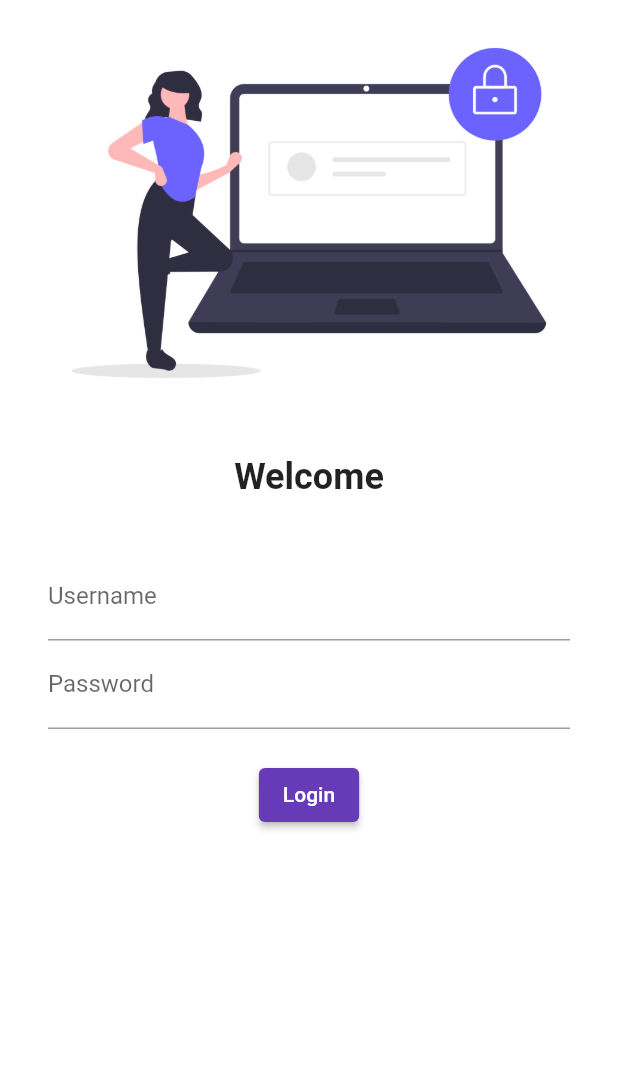
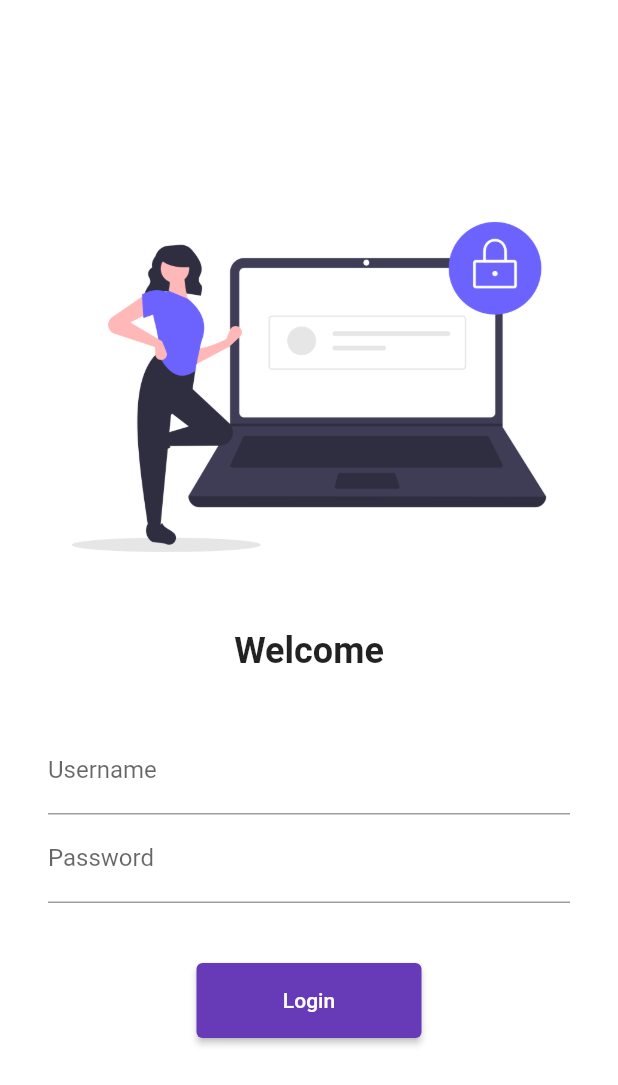
Before and after one commit to Amit1210/flutter-app-trial, a Flutter app: the screen it shows after launch, on a phone screen of 412 x 824 dp. Shown: the top 1085 px of the screen. Run offline on Flutter 3.47's test engine with Material 2 defaults, Android fonts, the phone set to English and light mode, and no system bars.

Commit message:
chapter 3 completed

```diff
--- a/lib/main.dart
+++ b/lib/main.dart
@@ -1,6 +1,7 @@
 import 'package:flutter/material.dart';
 import 'package:flutter_application_trial/pages/home_page.dart';
 import 'package:flutter_application_trial/pages/login_page.dart';
+import 'package:flutter_application_trial/utils/routes.dart';
 
 void main() {
   runApp(const MyTestApp());
@@ -18,8 +19,8 @@
       initialRoute: "/",
       routes: {
         "/": (context) => const LoginPage(),
-        "/home": (context) => const HomePage(),
-        "/login": ((context) => const LoginPage())
+        MyRoutes.homeRoute: (context) => const HomePage(),
+        MyRoutes.loginRoute: ((context) => const LoginPage())
       },
     );
   }
--- a/lib/pages/login_page.dart
+++ b/lib/pages/login_page.dart
@@ -1,4 +1,5 @@
 import 'package:flutter/material.dart';
+import 'package:flutter_application_trial/utils/routes.dart';
 
 class LoginPage extends StatelessWidget {
   const LoginPage({super.key});
@@ -7,6 +8,7 @@
     return Material(
         color: Colors.white,
         child: Center(
+            child: SingleChildScrollView(
           child: Column(
             children: [
               Image.asset(
@@ -27,7 +29,8 @@
                 height: 20.0,
               ),
               Padding(
-              padding: const EdgeInsets.symmetric(vertical: 16, horizontal: 32),
+                padding:
+                    const EdgeInsets.symmetric(vertical: 16, horizontal: 32),
                 child: Column(
                   children: [
                     TextFormField(
@@ -44,18 +47,20 @@
                       ),
                     ),
                     const SizedBox(
-                    height: 20.0,
+                      height: 40.0,
                     ),
                     ElevatedButton(
                         onPressed: () {
-                      print("WOW");
+                          Navigator.pushNamed(context, MyRoutes.homeRoute);
                         },
-                    child: const Text("Login"),
-                  )
+                        style: TextButton.styleFrom(
+                            minimumSize: const Size(150, 50)),
+                        child: const Text("Login"))
                   ],
                 ),
               )
             ],
+          ),
         )));
   }
 }
--- /dev/null
+++ b/lib/utils/routes.dart
@@ -0,0 +1,4 @@
+class MyRoutes {
+  static String loginRoute = "/login";
+  static String homeRoute = "/home";
+}
```
Also changed, not shown: 1 other file. Lines whose indentation alone changed are shown as unchanged.
